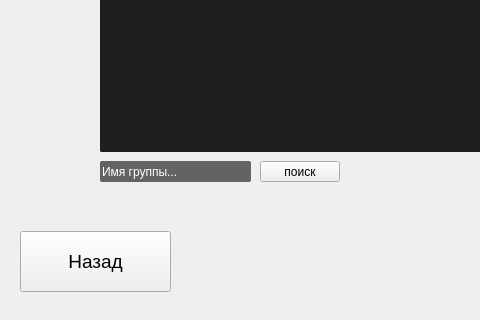
den-Master-2040/ClientChess, file form_groups.ui: the form before one commit; both pictures show x 0 to 480 and y 369 to 689 of the 789 by 689 pixel window.
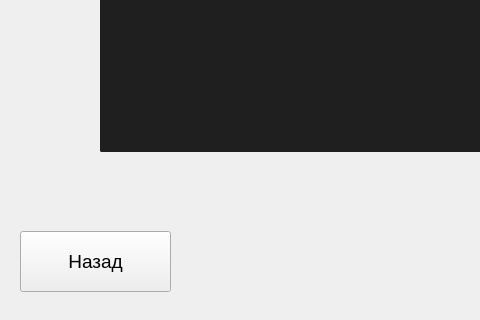
The form after the commit.

Diff of the .ui file:
```diff
--- a/form_groups.ui
+++ b/form_groups.ui
@@ -85,25 +85,6 @@
     <string>идентификатор</string>
    </property>
   </widget>
-  <widget class="QLineEdit" name="lineEdit">
-   <property name="geometry">
-    <rect>
-     <x>100</x>
-     <y>530</y>
-     <width>151</width>
-     <height>21</height>
-    </rect>
-   </property>
-   <property name="styleSheet">
-    <string notr="true">background-color:rgb(99, 99, 99);
-color:white;
-font: &quot;Arial&quot;;
-border-radius: 2px;</string>
-   </property>
-   <property name="text">
-    <string>Имя группы...</string>
-   </property>
-  </widget>
   <widget class="QScrollArea" name="scrollArea">
    <property name="geometry">
     <rect>
@@ -170,36 +151,6 @@
     <string>*только свободные</string>
    </property>
   </widget>
-  <widget class="QPushButton" name="pushButton_2">
-   <property name="geometry">
-    <rect>
-     <x>260</x>
-     <y>530</y>
-     <width>80</width>
-     <height>21</height>
-    </rect>
-   </property>
-   <property name="styleSheet">
-    <string notr="true">QPushButton{
-
-background-color:qlineargradient(spread:pad, x1:0.494, y1:0.846136, x2:0.494382, y2:1, stop:0 rgba(69, 69, 69, 255), stop:1 rgba(149, 149, 149, 255));
-color:white;
-font: &quot;Arial&quot;;
-border-radius: 2px;
-}
-QPushButton::pressed{
-
-background-color:qlineargradient(spread:pad, x1:0.426, y1:0.800682, x2:0.427, y2:1, stop:0 rgba(37, 37, 37, 255), stop:1 rgba(87, 87, 87, 255));
-color:white;
-font: &quot;Arial&quot;;
-border-radius: 2px;
-};
-</string>
-   </property>
-   <property name="text">
-    <string>поиск</string>
-   </property>
-  </widget>
   <widget class="QLabel" name="label_9">
    <property name="geometry">
     <rect>
```
